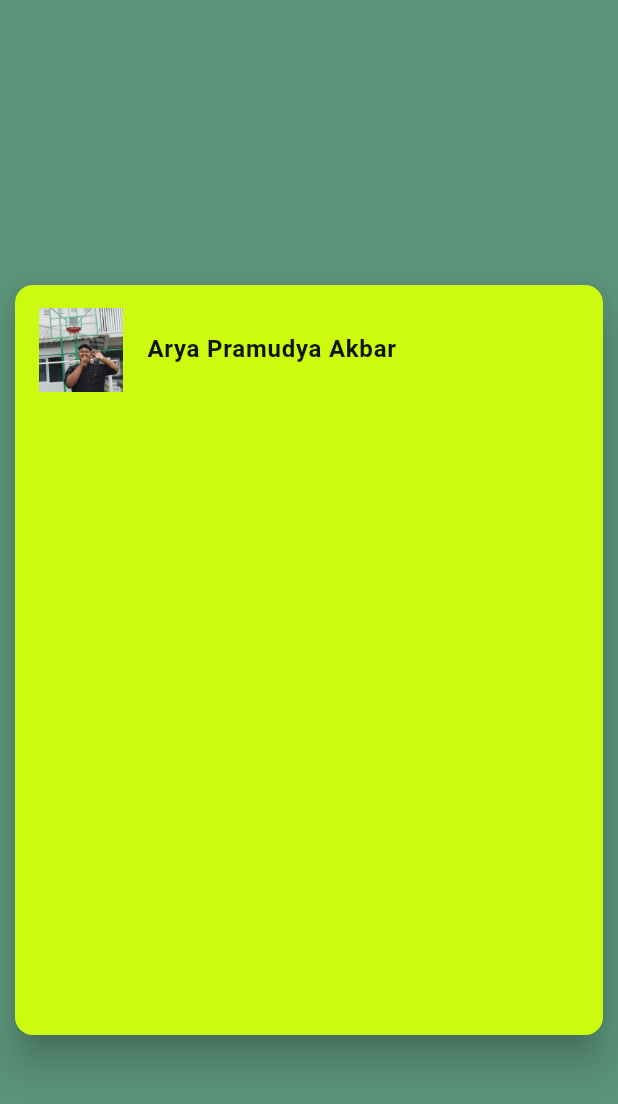
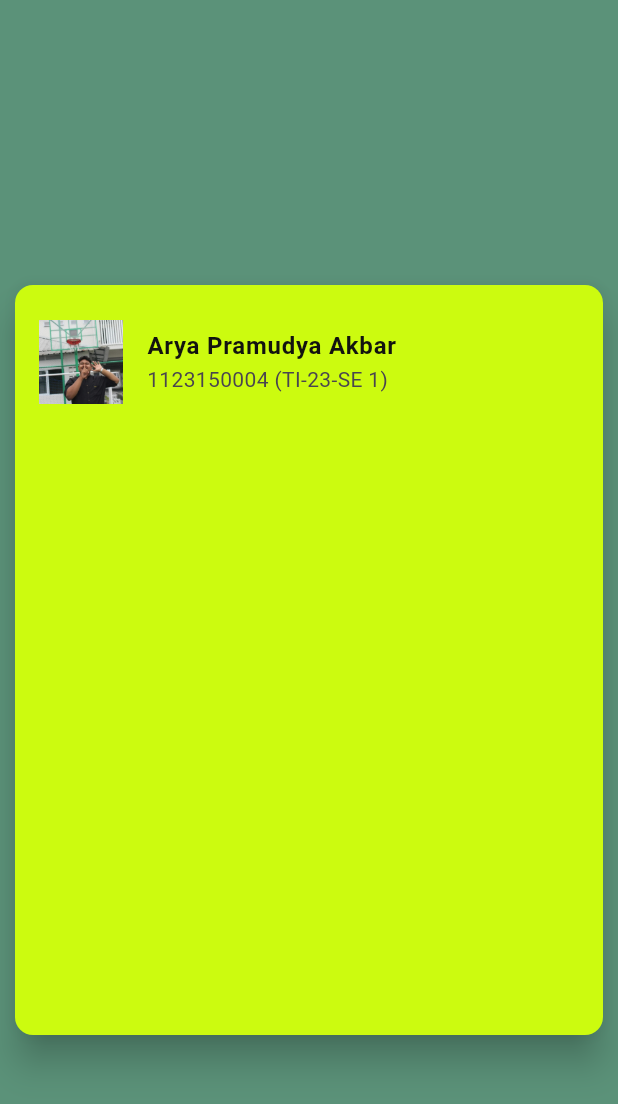
Before and after one commit to AbdulReyza/kelompok_2, a Flutter app: the ProfileArya screen opened directly, on a phone screen of 412 x 824 dp. Shown: the top 1104 px of the screen. Run offline on Flutter 3.47's test engine with Material 3 defaults, Android fonts, the phone set to English and light mode, and no system bars; our stand-ins replace lottie; Roboto replaces fonts that are missing (Pixel).

Commit message:
style: tambah subtitle

```diff
--- a/lib/presentation/profile/arya_profile.dart
+++ b/lib/presentation/profile/arya_profile.dart
@@ -44,7 +44,7 @@ class _ProfileAryaState extends State<ProfileArya> {
                                   color: Color(0xFF12130F),
                                 ),
                               ),
-
+                              subtitle: Text('1123150004 (TI-23-SE 1)'),
                             ),
                           )
                         ],
```
